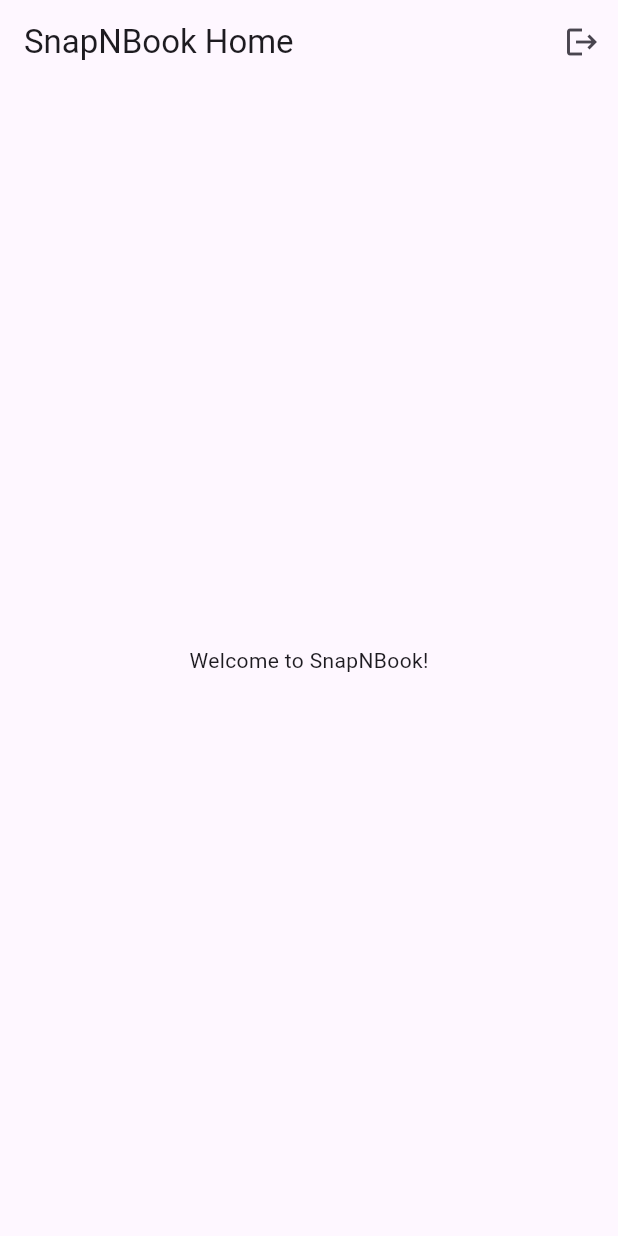
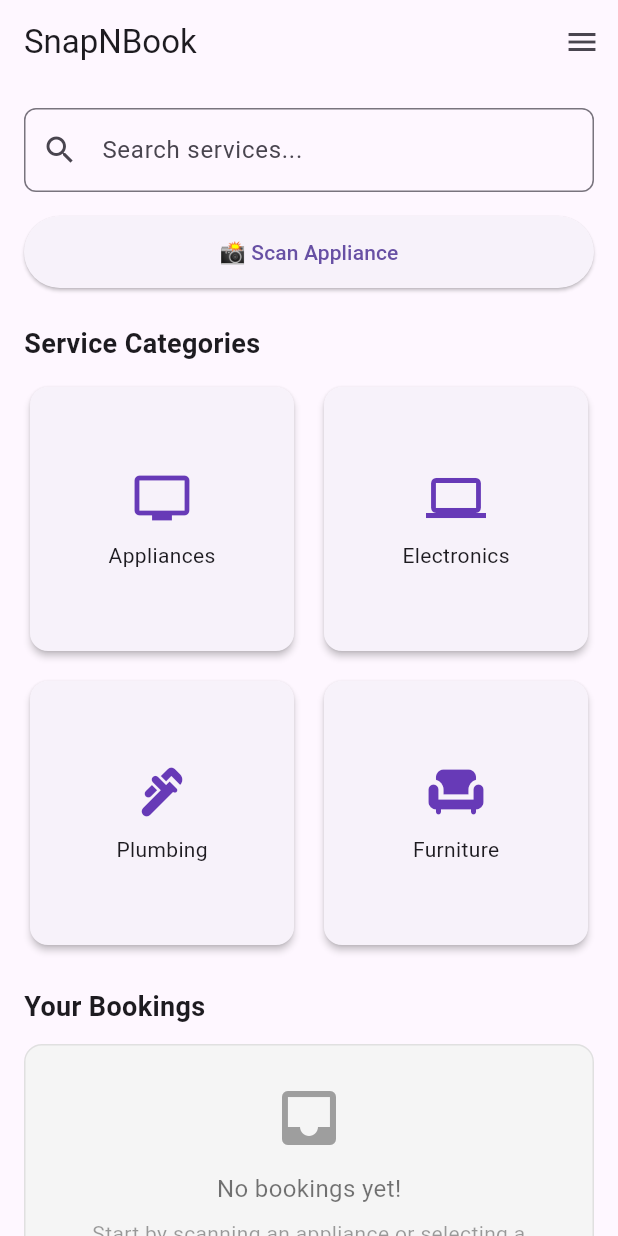
Before and after one commit to prarthana-majalikar/SnapNBook, a Flutter app: the HomeScreen screen opened by its route, on a phone screen of 412 x 824 dp. Run offline on Flutter 3.47's test engine with Material 3 defaults, Android fonts, the phone set to English and light mode, and no system bars; our stand-ins replace flutter_riverpod, go_router.

Commit message:
Home page changes - dynamically populating bookings section

```diff
--- a/lib/features/home/home_screen.dart
+++ b/lib/features/home/home_screen.dart
@@ -1,25 +1,156 @@
 import 'package:flutter/material.dart';
 import 'package:flutter_riverpod/flutter_riverpod.dart';
-import '../../state/auth_provider.dart';
-import 'package:go_router/go_router.dart';
+import '../../shared/widgets/primary_button.dart';
+import '../../state/booking_provider.dart';
 
 class HomeScreen extends ConsumerWidget {
+  const HomeScreen({super.key});
+
   @override
   Widget build(BuildContext context, WidgetRef ref) {
+    final bookings = ref.watch(bookingProvider);
+
     return Scaffold(
       appBar: AppBar(
-        title: Text('SnapNBook Home'),
-        actions: [
-          IconButton(
-            icon: Icon(Icons.logout),
-            onPressed: () {
-              ref.read(authProvider.notifier).state = false;
-              context.go('/login');
-            },
-          ),
-        ],
+        title: const Text('SnapNBook'),
+        actions: [IconButton(icon: const Icon(Icons.menu), onPressed: () {})],
       ),
-      body: Center(child: Text('Welcome to SnapNBook!')),
+      body: SingleChildScrollView(
+        padding: const EdgeInsets.all(16),
+        child: Column(
+          crossAxisAlignment: CrossAxisAlignment.start,
+          children: [
+            // Search bar
+            TextField(
+              decoration: InputDecoration(
+                hintText: 'Search services...',
+                prefixIcon: Icon(Icons.search),
+                border: OutlineInputBorder(
+                  borderRadius: BorderRadius.circular(8),
+                ),
+              ),
+            ),
+            const SizedBox(height: 16),
+
+            // Scan Button
+            PrimaryButton(
+              label: '📸 Scan Appliance',
+              onPressed: () {
+                // TODO: Open camera or upload
+              },
+            ),
+            const SizedBox(height: 24),
+
+            // Categories
+            const Text(
+              'Service Categories',
+              style: TextStyle(fontSize: 18, fontWeight: FontWeight.bold),
+            ),
+            const SizedBox(height: 12),
+            GridView.count(
+              crossAxisCount: 2,
+              crossAxisSpacing: 12,
+              mainAxisSpacing: 12,
+              shrinkWrap: true,
+              physics: NeverScrollableScrollPhysics(),
+              children: const [
+                _ServiceTile(icon: Icons.tv, label: 'Appliances'),
+                _ServiceTile(icon: Icons.computer, label: 'Electronics'),
+                _ServiceTile(icon: Icons.plumbing, label: 'Plumbing'),
+                _ServiceTile(icon: Icons.chair, label: 'Furniture'),
+              ],
+            ),
+            const SizedBox(height: 24),
+
+            // Booking Section
+            const Text(
+              'Your Bookings',
+              style: TextStyle(fontSize: 18, fontWeight: FontWeight.bold),
+            ),
+            const SizedBox(height: 12),
+
+            bookings.isEmpty
+                ? Container(
+                  padding: const EdgeInsets.all(24),
+                  decoration: BoxDecoration(
+                    color: Colors.grey[100],
+                    borderRadius: BorderRadius.circular(12),
+                    border: Border.all(color: Colors.grey[300]!),
+                  ),
+                  child: Center(
+                    child: Column(
+                      children: [
+                        Icon(Icons.inbox, size: 48, color: Colors.grey[500]),
+                        const SizedBox(height: 12),
+                        const Text(
+                          'No bookings yet!',
+                          style: TextStyle(fontSize: 16, color: Colors.black54),
+                        ),
+                        const SizedBox(height: 8),
+                        const Text(
+                          'Start by scanning an appliance or selecting a service.',
+                          textAlign: TextAlign.center,
+                          style: TextStyle(fontSize: 14, color: Colors.black38),
+                        ),
+                      ],
+                    ),
+                  ),
+                )
+                : Column(
+                  children:
+                      bookings.map((booking) {
+                        return ListTile(
+                          leading: Icon(
+                            booking.status == 'Completed'
+                                ? Icons.history
+                                : Icons.build_circle,
+                            color:
+                                booking.status == 'Completed'
+                                    ? Colors.grey
+                                    : Colors.deepPurple,
+                          ),
+                          title: Text('${booking.service} - ${booking.status}'),
+                          subtitle: Text(booking.subtitle),
+                          trailing: Icon(Icons.chevron_right),
+                          onTap: () {
+                            // TODO: Navigate to detail or tracking
+                          },
+                        );
+                      }).toList(),
+                ),
+          ],
+        ),
+      ),
     );
   }
 }
+
+class _ServiceTile extends StatelessWidget {
+  final IconData icon;
+  final String label;
+
+  const _ServiceTile({required this.icon, required this.label});
+
+  @override
+  Widget build(BuildContext context) {
+    return Card(
+      elevation: 2,
+      shape: RoundedRectangleBorder(borderRadius: BorderRadius.circular(12)),
+      child: InkWell(
+        onTap: () {
+          // TODO: Navigate to booking
+        },
+        child: Center(
+          child: Column(
+            mainAxisSize: MainAxisSize.min,
+            children: [
+              Icon(icon, size: 40, color: Colors.deepPurple),
+              const SizedBox(height: 8),
+              Text(label),
+            ],
+          ),
+        ),
+      ),
+    );
+  }
+}
--- /dev/null
+++ b/lib/state/booking_provider.dart
@@ -0,0 +1,12 @@
+import 'package:flutter_riverpod/flutter_riverpod.dart';
+
+class Booking {
+  final String service;
+  final String status;
+  final String subtitle;
+
+  Booking(this.service, this.status, this.subtitle);
+}
+
+// Simulated backend data
+final bookingProvider = StateProvider<List<Booking>>((ref) => []);
```
